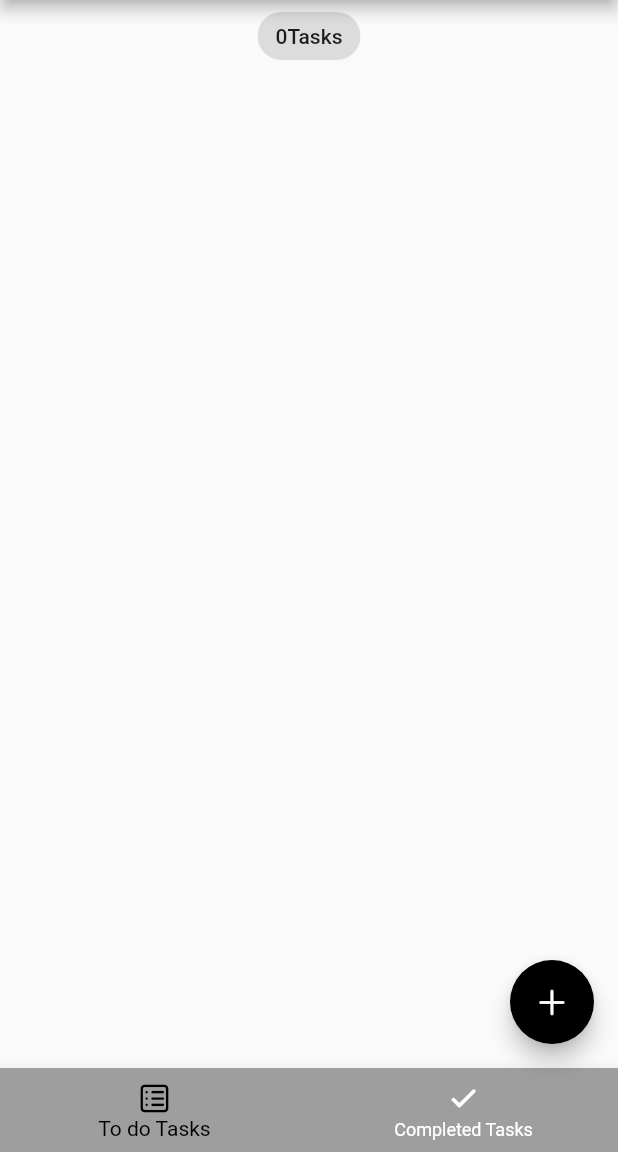
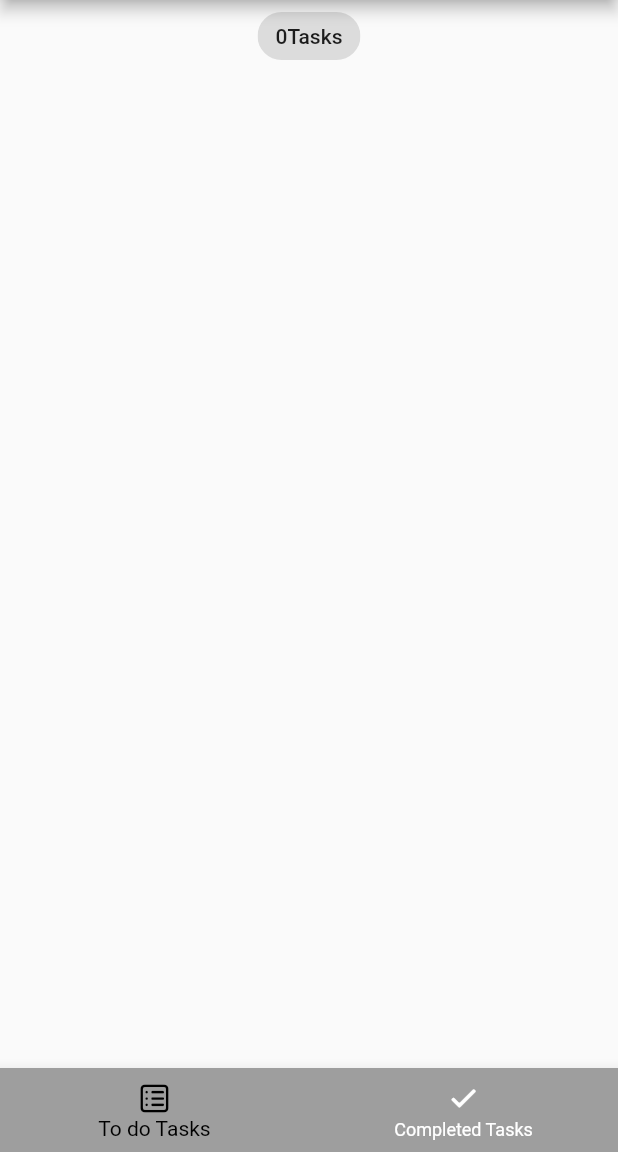
Before and after one commit to Farrukhyu/test_task, a Flutter app: the screen it shows after launch, in the side drawer, after a tap on "My Tasks", on a phone screen of 412 x 824 dp, the part 84-1236 px from its top. Run offline on Flutter 3.47's test engine with Material 2 defaults, Android fonts, the phone set to English and light mode, and no system bars; our stand-ins replace equatable, flutter_bloc, hydrated_bloc.

```diff
--- a/lib/main.dart
+++ b/lib/main.dart
@@ -12,6 +12,7 @@ void main() async {
   final storage = await HydratedStorage.build(
     storageDirectory: await getApplicationDocumentsDirectory(),
   );
+  // Hydrated_bloc ^8.1.0 !
   HydratedBlocOverrides.runZoned(
     () => runApp(MyApp(
       appRouter: AppRouter(),
--- a/lib/pages/my_drawer.dart
+++ b/lib/pages/my_drawer.dart
@@ -1,6 +1,8 @@
+import 'package:flutter/cupertino.dart';
 import 'package:flutter/material.dart';
 import 'package:test_task/pages/recycle_bin.dart';
 import 'package:test_task/pages/tabs_screen.dart';
+import 'package:animations/animations.dart';
 
 import '../blocs/bloc_exports.dart';
 
@@ -53,7 +55,7 @@ class MyDrawer extends StatelessWidget {
             ),
             BlocBuilder<SwitchBloc, SwitchState>(
               builder: (context, state) {
-                return Switch(
+                return CupertinoSwitch(
                   value: state.switchValue,
                   onChanged: (newValue) {
                     newValue
--- a/lib/pages/tabs_screen.dart
+++ b/lib/pages/tabs_screen.dart
@@ -3,6 +3,7 @@ import 'package:flutter/material.dart';
 import 'package:test_task/pages/completed_tasks_screen.dart';
 import 'package:test_task/pages/pending_screen.dart';
 import 'package:test_task/pages/my_drawer.dart';
+import 'package:animations/animations.dart';
 
 import 'add_task_screen.dart';
 
@@ -21,6 +22,10 @@ class _TabsScreenState extends State<TabsScreen> {
   ];
 
   var _selectedPageIndex = 0;
+
+// key for sliver animated list
+//  final GlobalKey<SliverAnimatedListState> _listKey =
+//      GlobalKey<SliverAnimatedListState>();
 
   void _addTask(BuildContext context) {
     showModalBottomSheet(
@@ -50,12 +55,19 @@ class _TabsScreenState extends State<TabsScreen> {
       ),
       drawer: MyDrawer(),
       body: _pageDetails[_selectedPageIndex]['pageName'],
-      floatingActionButton: FloatingActionButton(
-        onPressed: () => _addTask(context),
-        tooltip: 'Add Task',
-        child: const Icon(CupertinoIcons.add),
-      ),
-      bottomNavigationBar: BottomNavigationBar(
+      bottomNavigationBar: PageTransitionSwitcher(
+        transitionBuilder: (
+          Widget child,
+          Animation<double> primaryAnimation,
+          Animation<double> secondaryAnimation,
+        ) {
+          return FadeThroughTransition(
+            animation: primaryAnimation,
+            secondaryAnimation: secondaryAnimation,
+            child: child,
+          );
+        },
+        child: BottomNavigationBar(
           currentIndex: _selectedPageIndex,
           onTap: (index) {
             setState(() {
@@ -70,6 +82,13 @@ class _TabsScreenState extends State<TabsScreen> {
                 label: 'Completed Tasks'),
           ],
         ),
+      ),
     );
   }
 }
+
+// floatingActionButton: FloatingActionButton(
+//         onPressed: () => _addTask(context),
+//         tooltip: 'Add Task',
+//         child: const Icon(CupertinoIcons.add),
+//       ),
```
Also changed, not shown: lib/blocs/tasks_bloc/tasks_state.dart (+0 -9 lines), lib/widgets/task_tile.dart (+27 -4 lines), pubspec.yaml (+7 -54 lines), pubspec.lock. Lines whose indentation alone changed are shown as unchanged.
